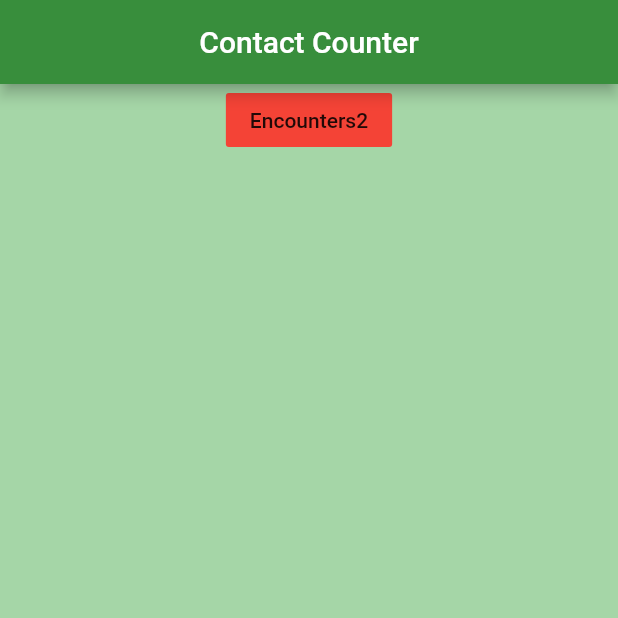
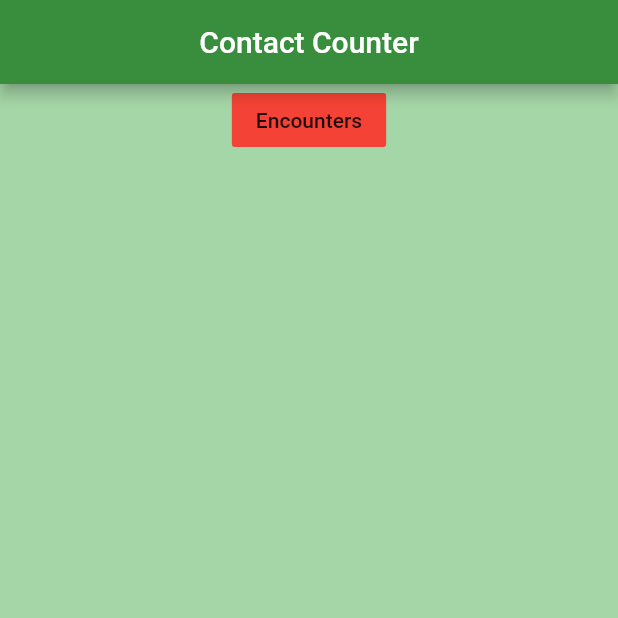
Before and after one commit to ArmaanBandali/ContactCounter, a Flutter app: the screen it shows after launch, on a phone screen of 412 x 824 dp, the top half of it. Run offline on Flutter 3.47's test engine with Material 2 defaults, Android fonts, the phone set to English and light mode, and no system bars.

Commit message:
test again

```diff
--- a/lib/main.dart
+++ b/lib/main.dart
@@ -20,7 +20,7 @@ class _HomePageState extends State<HomePage> {
           child: FlatButton(
             color: Colors.red,
             onPressed: () {},
-            child: Text('Encounters2'),
+            child: Text('Encounters'),
           ),
         ),
       ],
```
